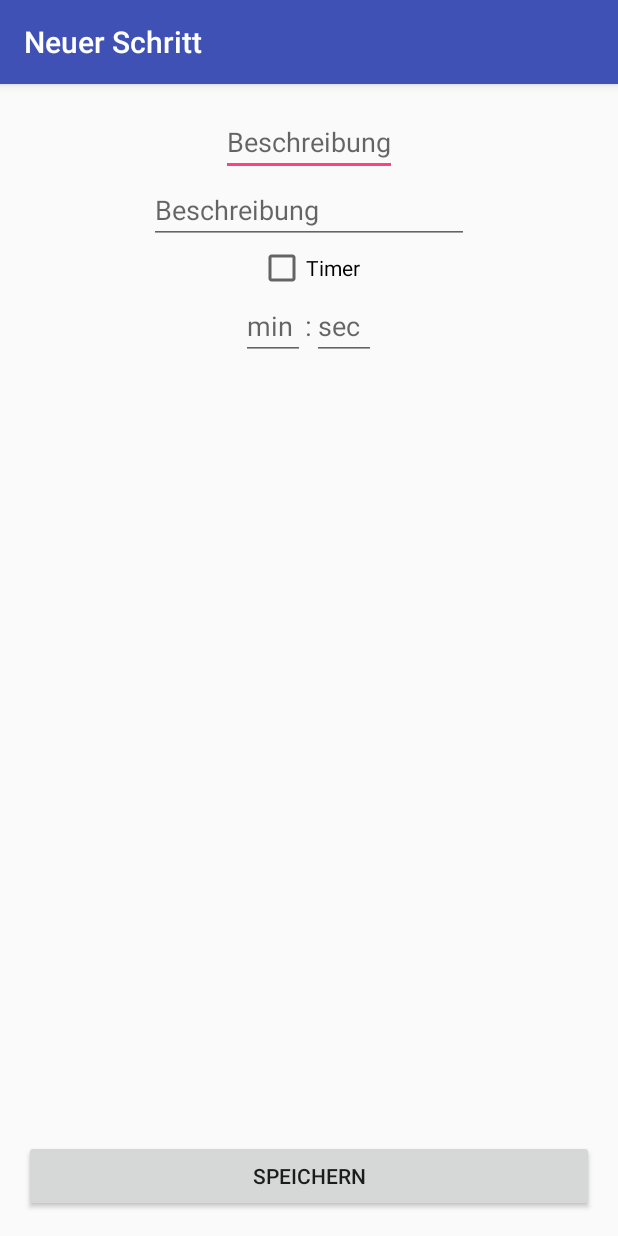
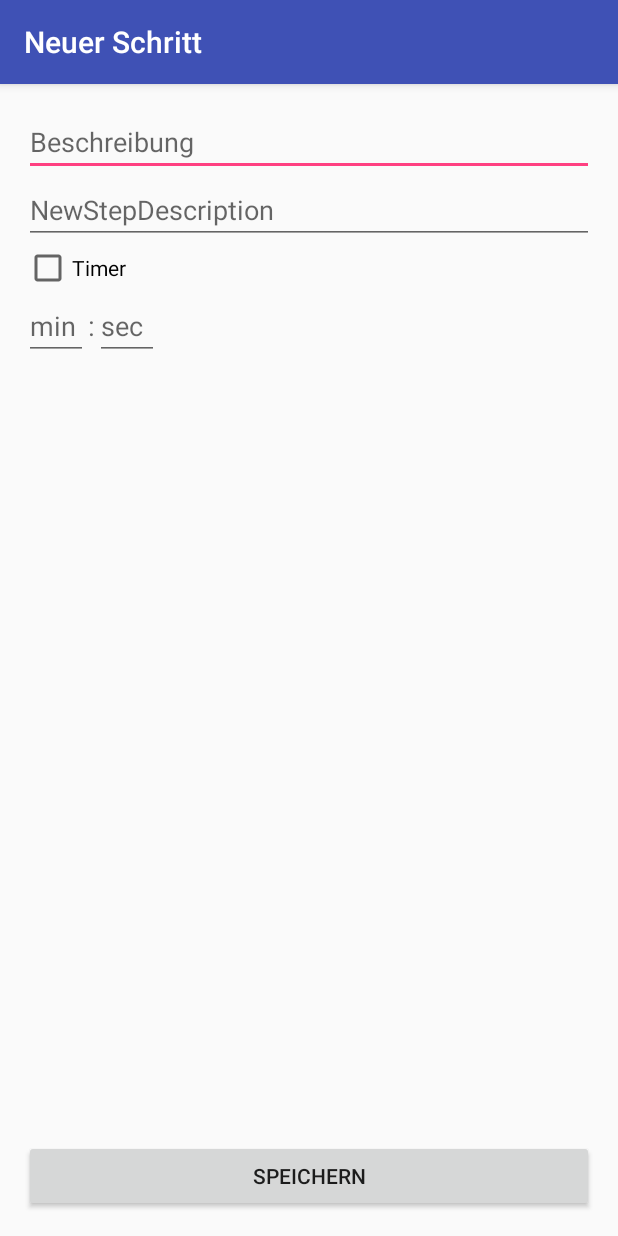
Before and after one commit to EliasHolzmann/Smart-Household, an Android app: the NewStep screen opened directly, with no data from a screen before it, on a phone screen of 412 x 824 dp. Run offline under Robolectric (Android 15) with nearby library versions, the phone set to English and light mode, and no system bars.

Commit message:
Can now add new steps to receipt, search functionality (more or less) implemented

```diff
--- a/Src/SmartHousehold/app/src/main/java/com/example/sven/myapplication/kochbuch/CookingActivity.java
+++ b/Src/SmartHousehold/app/src/main/java/com/example/sven/myapplication/kochbuch/CookingActivity.java
@@ -36,6 +36,7 @@ public class CookingActivity extends AppCompatActivity {
         }
 
         Meal meal = Database.getInstance().getMeal(mealId);
+        setTitle(meal.getName());
         steps = meal.getSteps();
 
         if (steps.length == 0) {
--- a/Src/SmartHousehold/app/src/main/java/com/example/sven/myapplication/kochbuch/IngredientAdapter.java
+++ b/Src/SmartHousehold/app/src/main/java/com/example/sven/myapplication/kochbuch/IngredientAdapter.java
@@ -10,12 +10,18 @@ import android.widget.TextView;
 import com.example.sven.myapplication.R;
 import com.example.sven.myapplication.kochbuch.model.Ingredient;
 
+import java.util.List;
+
 /**
  * Created by elias on 26.02.16.
  */
 public class IngredientAdapter extends ArrayAdapter<Ingredient> {
 
     public IngredientAdapter(Context context, Ingredient[] ingredient) {
+        super(context, 0, ingredient);
+    }
+
+    public IngredientAdapter(Context context, List<Ingredient> ingredient) {
         super(context, 0, ingredient);
     }
 
--- a/Src/SmartHousehold/app/src/main/res/layout/activity_new_step.xml
+++ b/Src/SmartHousehold/app/src/main/res/layout/activity_new_step.xml
@@ -1,4 +1,5 @@
 <?xml version="1.0" encoding="utf-8"?>
+
 <RelativeLayout xmlns:android="http://schemas.android.com/apk/res/android"
     xmlns:tools="http://schemas.android.com/tools"
     android:layout_width="match_parent"
@@ -7,47 +8,49 @@
     android:paddingLeft="@dimen/activity_horizontal_margin"
     android:paddingRight="@dimen/activity_horizontal_margin"
     android:paddingTop="@dimen/activity_vertical_margin"
-    tools:context="com.example.sven.myapplication.kochbuch.NewStep">
+    tools:context="com.example.sven.myapplication.kochbuch.NewStep"
+    android:scrollbars="vertical">
+    <ScrollView
+        android:layout_above="@+id/newStepSaveButton"
+        android:layout_width="match_parent"
+        android:layout_height="match_parent" >
+        <LinearLayout
+            android:layout_height="match_parent"
+            android:layout_width="match_parent"
+            android:orientation="vertical">
 
             <EditText
-        android:layout_width="wrap_content"
+                android:layout_width="match_parent"
                 android:layout_height="wrap_content"
                 android:id="@+id/newStepTitle"
-        android:layout_alignParentTop="true"
-        android:layout_centerHorizontal="true"
                 android:hint="Beschreibung" />
 
             <EditText
-        android:layout_width="wrap_content"
+                android:layout_width="match_parent"
                 android:layout_height="wrap_content"
                 android:inputType="textMultiLine"
                 android:ems="10"
                 android:id="@+id/newStepDescription"
-        android:layout_below="@+id/newStepTitle"
-        android:layout_centerHorizontal="true"
-        android:hint="Beschreibung" />
+                android:hint="NewStepDescription" />
 
             <CheckBox
                 android:layout_width="wrap_content"
                 android:layout_height="wrap_content"
                 android:text="Timer"
-        android:id="@+id/checkBox"
-        android:layout_below="@+id/newStepDescription"
-        android:layout_centerHorizontal="true" />
+                android:id="@+id/newStepTimerCheckbox"
+                android:textAlignment="center"/>
 
             <LinearLayout
                 android:orientation="horizontal"
                 android:layout_width="wrap_content"
-        android:layout_height="wrap_content"
-        android:layout_below="@+id/checkBox"
-        android:layout_centerHorizontal="true">
+                android:layout_height="wrap_content">
 
                 <EditText
                     android:layout_width="wrap_content"
                     android:layout_height="wrap_content"
                     android:inputType="number"
                     android:ems="2"
-            android:id="@+id/minutes"
+                    android:id="@+id/newStepMinutes"
                     android:hint="min" />
 
                 <TextView
@@ -61,15 +64,16 @@
                     android:layout_height="wrap_content"
                     android:inputType="number"
                     android:ems="2"
-            android:id="@+id/seconds"
+                    android:id="@+id/newStepSeconds"
                     android:hint="sec" />
             </LinearLayout>
-
+        </LinearLayout>
+    </ScrollView>
     <Button
         android:layout_width="match_parent"
         android:layout_height="wrap_content"
         android:text="Speichern"
-        android:id="@+id/button"
+        android:id="@+id/newStepSaveButton"
         android:layout_alignParentBottom="true"
         android:layout_centerHorizontal="true" />
 
--- a/Src/SmartHousehold/app/src/main/res/layout/meal_list_item.xml
+++ b/Src/SmartHousehold/app/src/main/res/layout/meal_list_item.xml
@@ -12,7 +12,8 @@
         android:layout_width="wrap_content"
         android:layout_height="wrap_content"
         android:layout_weight="0.5"
-        android:textAppearance="@android:style/TextAppearance.DeviceDefault.Medium" />
+        android:textAppearance="@android:style/TextAppearance.DeviceDefault.Medium"
+        android:textColor="#000000" />
     <TextView
         android:id="@+id/mealListPrice"
         android:layout_width="wrap_content"
@@ -20,5 +21,6 @@
         android:layout_weight="0.5"
         android:textAlignment="viewEnd"
         android:layout_gravity="end"
-        android:textAppearance="@android:style/TextAppearance.DeviceDefault.Medium" />
+        android:textAppearance="@android:style/TextAppearance.DeviceDefault.Medium"
+        android:textColor="#000000" />
 </LinearLayout>
--- a/Src/SmartHousehold/app/src/main/res/layout/zutaten.xml
+++ b/Src/SmartHousehold/app/src/main/res/layout/zutaten.xml
@@ -49,7 +49,7 @@
         android:layout_width="wrap_content"
         android:layout_height="wrap_content"
         android:text="@string/imWagen"
-        android:id="@+id/checkBox"
+        android:id="@+id/newStepTimerCheckbox"
         android:layout_below="@+id/button8"
         android:layout_alignRight="@+id/button8"
         android:layout_alignEnd="@+id/button8" />
```
Also changed, not shown: Src/SmartHousehold/app/src/main/java/com/example/sven/myapplication/kochbuch/Kochbuch.java (+28 -4 lines), Src/SmartHousehold/app/src/main/java/com/example/sven/myapplication/kochbuch/MealAdapter.java (+10 -3 lines), Src/SmartHousehold/app/src/main/java/com/example/sven/myapplication/kochbuch/NewReceipt.java (+49 -4 lines), Src/SmartHousehold/app/src/main/java/com/example/sven/myapplication/kochbuch/NewStep.java (+41 -0 lines), Src/SmartHousehold/app/src/main/java/com/example/sven/myapplication/kochbuch/StepAdapter.java (+6 -1 lines), Src/SmartHousehold/app/src/main/java/com/example/sven/myapplication/kochbuch/model/Database.java (+12 -0 lines), Src/SmartHousehold/app/src/main/java/com/example/sven/myapplication/kochbuch/model/Step.java (+4 -4 lines). Lines whose indentation alone changed are shown as unchanged.
